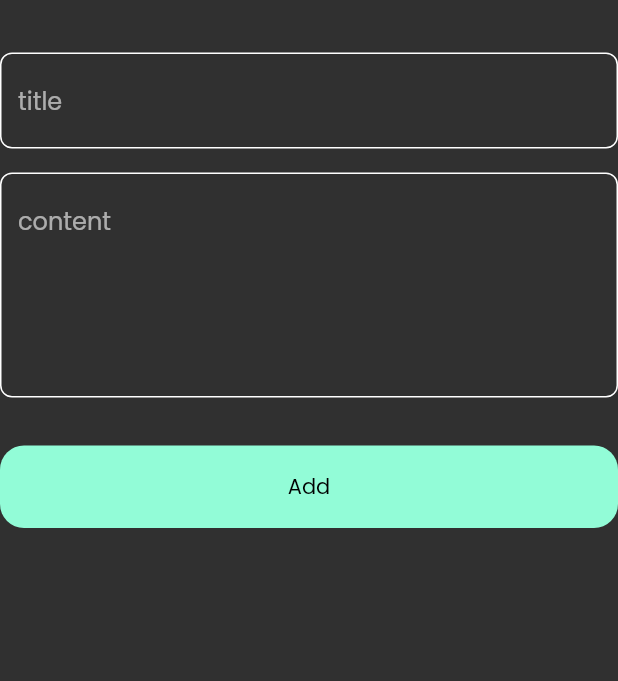
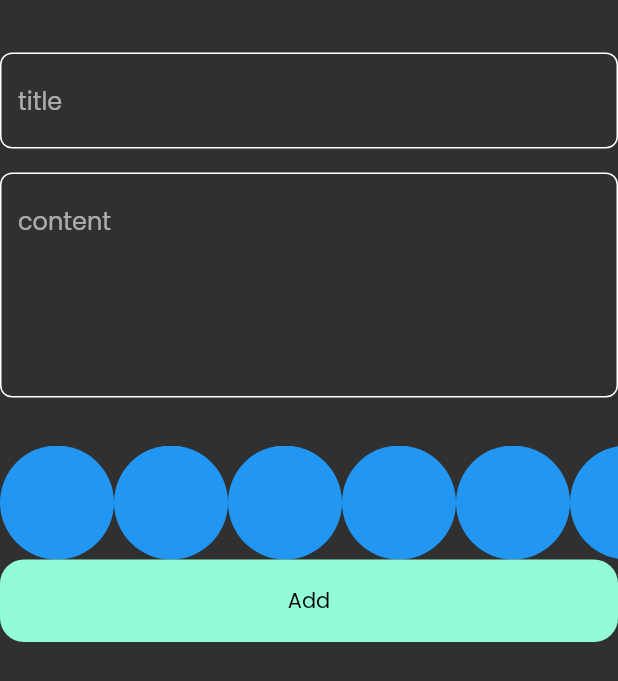
Before and after one commit to nasseryazgi/note_app, a Flutter app: what addNoteFrom() shows on an empty page, opened directly, on a phone screen of 412 x 824 dp. Shown: the top 681 px of the screen. Run offline on Flutter 3.47's test engine with Material 2 defaults, Android fonts, the phone set to English and light mode, and no system bars; our stand-ins replace bloc, flutter_bloc, font_awesome_flutter, hive, hive_flutter; accounts and stored records are empty.

Commit message:
create colors listview part one

```diff
--- a/lib/simple_block_observer.dart
+++ b/lib/simple_block_observer.dart
@@ -1,11 +1,10 @@
 import 'package:flutter/cupertino.dart';
 import 'package:flutter_bloc/flutter_bloc.dart';
 
-class SimpleBlockObsever implements BlocObserver{
+class SimpleBlockObsever implements BlocObserver {
   @override
   void onChange(BlocBase bloc, Change change) {
     debugPrint('Change = $change');
-
   }
 
   @override
@@ -16,8 +15,6 @@ class SimpleBlockObsever implements BlocObserver{
   @override
   void onCreate(BlocBase bloc) {
     debugPrint('Create = $bloc');
-
-
   }
 
   @override
@@ -34,5 +31,4 @@ class SimpleBlockObsever implements BlocObserver{
   void onTransition(Bloc bloc, Transition transition) {
     // TODO: implement onTransition
   }
-
 }
--- a/lib/widgets/add_note_form.dart
+++ b/lib/widgets/add_note_form.dart
@@ -5,6 +5,7 @@ import 'package:intl/intl.dart';
 import 'package:note_app/cubits/add_notes_cubit.dart';
 import 'package:note_app/models/note_model.dart';
 
+import 'colors_list_view.dart';
 import 'custom_bottom.dart';
 import 'custom_textfield.dart';
 
@@ -49,6 +50,7 @@ class _addNoteFromState extends State<addNoteFrom> {
           const SizedBox(
             height: 32,
           ),
+          ClorsListView(),
           BlocBuilder<AddNotesCubit, AddNotesState>(
             builder: (context, state) {
               return CustomBottom(
--- /dev/null
+++ b/lib/widgets/colors_list_view.dart
@@ -0,0 +1,30 @@
+
+import 'package:flutter/cupertino.dart';
+import 'package:flutter/material.dart';
+
+class ColorItem extends StatelessWidget {
+  const ColorItem({Key? key}) : super(key: key);
+
+  @override
+  Widget build(BuildContext context) {
+    return const CircleAvatar(
+      radius: 38,
+      backgroundColor: Colors.blue ,
+    );
+  }
+}
+class ClorsListView extends StatelessWidget {
+  const ClorsListView({Key? key}) : super(key: key);
+
+  @override
+  Widget build(BuildContext context) {
+    return SizedBox(
+      height: 38*2,
+
+      child: ListView.builder(
+          itemCount: 10,
+          scrollDirection: Axis.horizontal,
+          itemBuilder: (context,index){return ColorItem();}),
+    );
+  }
+}
```
